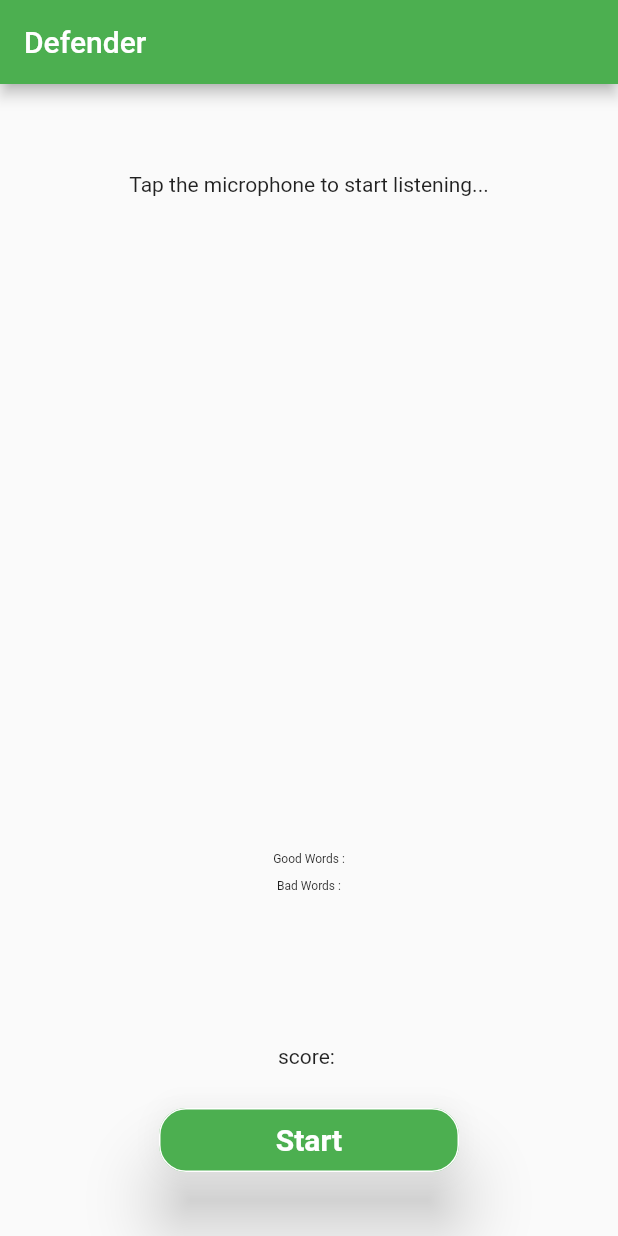
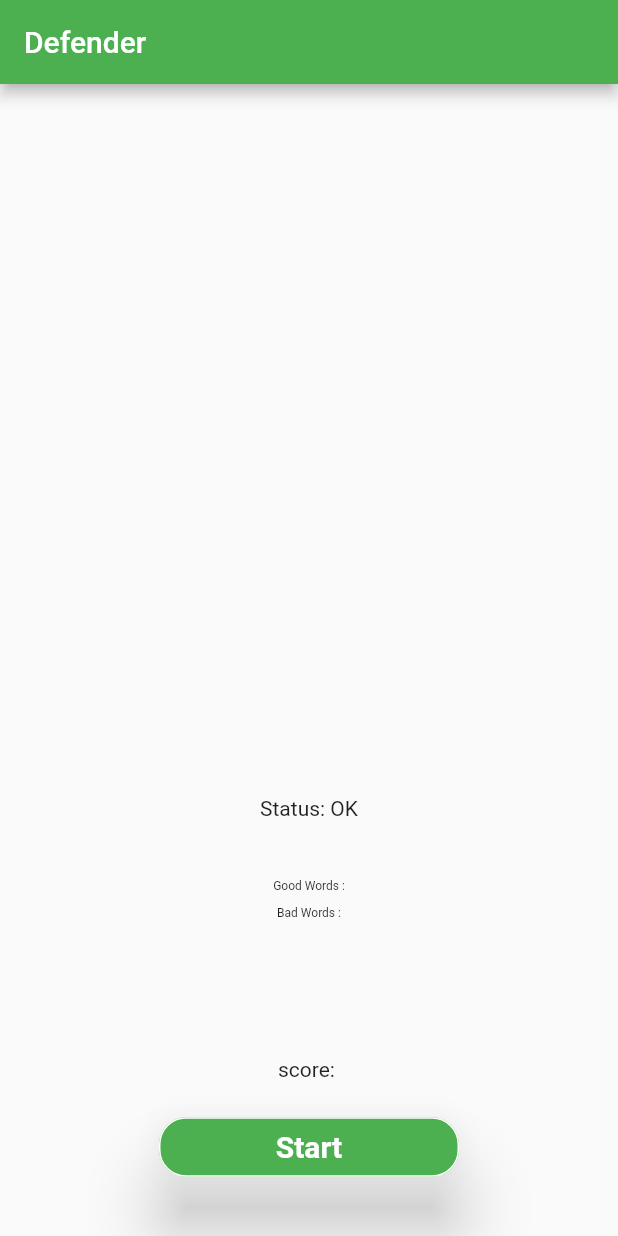
Before and after one commit to ekam-g/hackithon, a Flutter app: the defender screen opened directly, on a phone screen of 412 x 824 dp. Run offline on Flutter 3.47's test engine with Material 2 defaults, Android fonts, the light colour scheme and no system bars; our stand-ins replace cloud_firestore, firebase_auth, firebase_core, flutter_tts, image_picker, shared_preferences and 1 more; missing offline and left inert: bottom_bar, google_mlkit_text_recognition, sentiment_dart; accounts and stored records are empty; Roboto replaces fonts that are missing (Poppins).

Commit message:
UI and error handling

```diff
--- a/frontend/lib/screens/defender/defendUI.dart
+++ b/frontend/lib/screens/defender/defendUI.dart
@@ -17,6 +17,8 @@ class _defender extends State<defender> {
   bool _speechEnabled = false;
   String _lastWords = '';
   late Map results;
+  late bool ERROR;
+  late String whatError;
 
   @override
   void initState() {
@@ -62,13 +64,17 @@ class _defender extends State<defender> {
         "bad": Sentiment.analysis(_lastWords).words.bad.toString(),
         "comparative": Sentiment.analysis(_lastWords).comparative.toString(),
       };
+      ERROR = false;
     } catch (error) {
       results = {
         "score": 0.toString(),
         "good": "empty",
         "bad": "empty",
         "comparative": 0.toString(),
+        "error": error.toString(),
       };
+      ERROR = true;
+      whatError = error.toString();
     }
     return Scaffold(
       appBar: AppBar(
@@ -92,14 +98,14 @@ class _defender extends State<defender> {
                   child: Text(
                     // If listening is active show the recognized words
                     _speechToText.isListening
-                        ? '$_lastWords'
+                        ? _lastWords
                         // If listening isn't active but could be tell the user
                         // how to start it, otherwise indicate that speech
                         // recognition is not yet ready or not supported on
                         // the target device
                         : _speechEnabled
-                            ? 'Tap the microphone to start listening...'
-                            : 'Speech not available',
+                            ? _lastWords
+                            : 'Please Go To Setting And Change Permissions',
                   ),
                 ),
               ),
@@ -107,6 +113,17 @@ class _defender extends State<defender> {
             const Spacer(
               flex: 1,
             ),
+            ERROR
+                ? SizedBox(
+                    width: 200,
+                    child: Text(
+                      "Status: $whatError",
+                      textAlign: TextAlign.center,
+                    ))
+                : const SizedBox(
+                    width: 200,
+                    child: Text("Status: OK", textAlign: TextAlign.center)),
+            const Spacer(),
             Expanded(
               flex: 2,
               child: SingleChildScrollView(
```
